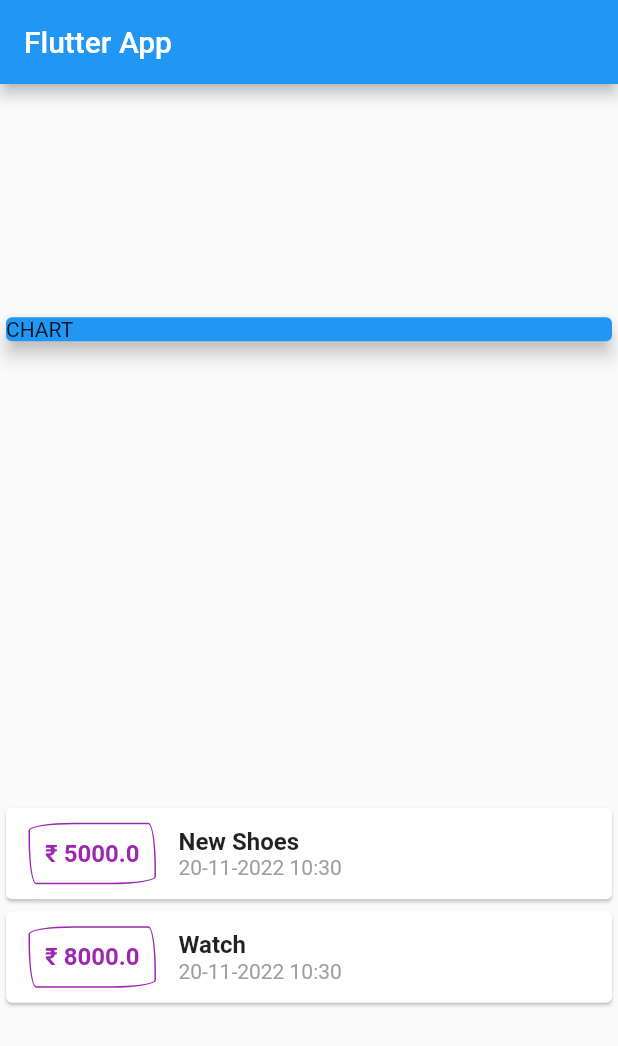
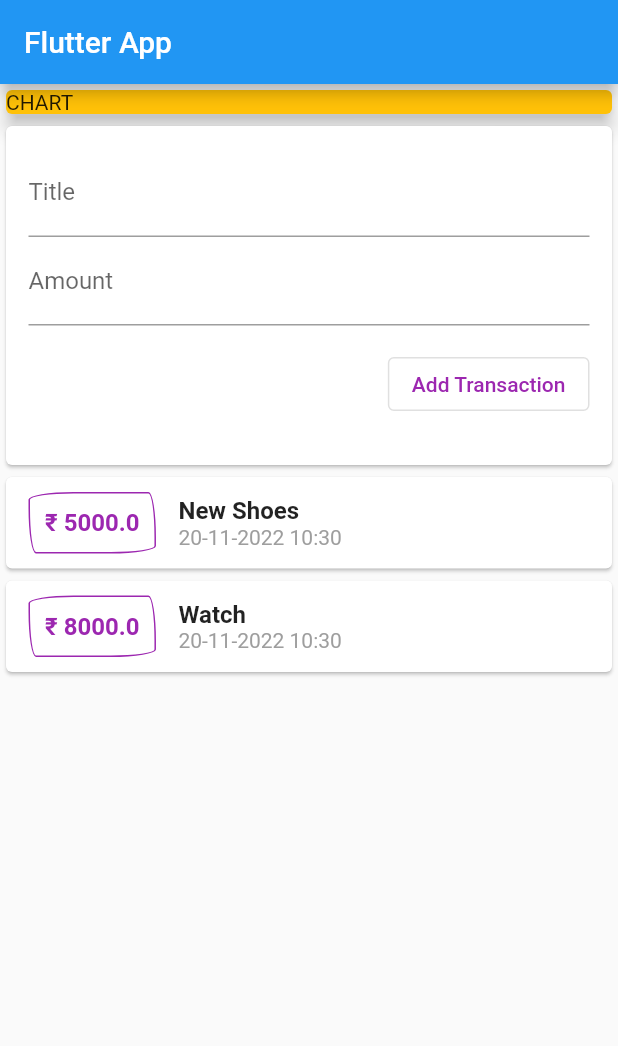
Before and after one commit to GauravKhalapurkar/expense_tracker, a Flutter app: the screen it shows after launch, on a phone screen of 412 x 824 dp. Shown: the top 1046 px of the screen. Run offline on Flutter 3.47's test engine with Material 2 defaults, Android fonts, the phone set to English and light mode, and no system bars.

Commit message:
Created widgets to add new transactions and to display all transactions.

```diff
--- a/lib/main.dart
+++ b/lib/main.dart
@@ -1,7 +1,7 @@
 import 'package:flutter/material.dart';
-import 'package:intl/intl.dart';
 
-import './transaction.dart';
+import './widgets/add_transaction.dart';
+import './widgets/transaction_list.dart';
 
 void main() => runApp(MyApp());
 
@@ -16,11 +16,7 @@ class MyApp extends StatelessWidget {
 }
 
 class MyHomePage extends StatelessWidget {
-  final List<Transaction> transactions = [
-    Transaction(
-        id: 't1', title: 'New Shoes', amount: 5000, date: DateTime.now()),
-    Transaction(id: 't2', title: 'Watch', amount: 8000, date: DateTime.now()),
-  ];
+  //String inputTitle, inputAmount;
 
   @override
   Widget build(BuildContext context) {
@@ -29,65 +25,18 @@ class MyHomePage extends StatelessWidget {
         title: Text('Flutter App'),
       ),
       body: Column(
-        mainAxisAlignment: MainAxisAlignment.spaceAround,
         crossAxisAlignment: CrossAxisAlignment.stretch,
         children: <Widget>[
           Container(
             width: double.infinity,
             child: Card(
-              color: Colors.blue,
+              color: Colors.amber,
               child: Text('CHART'),
               elevation: 5,
             ),
           ),
-          Column(
-            children: transactions.map((tx) {
-              return Card(
-                child: Row(
-                  children: <Widget>[
-                    Container(
-                      margin:
-                          EdgeInsets.symmetric(vertical: 10, horizontal: 15),
-                      decoration: BoxDecoration(
-                        borderRadius: BorderRadius.only(
-                          topLeft: Radius.elliptical(30, 5),
-                          bottomRight: Radius.elliptical(30, 5),
-                          bottomLeft: Radius.elliptical(5, 30),
-                          topRight: Radius.elliptical(5, 30),
-                        ),
-                        border: Border.all(color: Colors.purple, width: 1),
-                      ),
-                      padding: EdgeInsets.all(10),
-                      child: Text(
-                        "₹ ${tx.amount}",
-                        style: TextStyle(
-                            fontWeight: FontWeight.bold,
-                            fontSize: 16,
-                            color: Colors.purple),
-                      ),
-                    ),
-                    Column(
-                      crossAxisAlignment: CrossAxisAlignment.start,
-                      children: <Widget>[
-                        Text(
-                          tx.title,
-                          style: TextStyle(
-                              fontSize: 16, fontWeight: FontWeight.bold),
-                        ),
-                        Text(
-                          DateFormat('dd-MM-yyyy HH:mm').format(tx.date),
-                          style: TextStyle(
-                              fontSize: 14,
-                              fontWeight: FontWeight.normal,
-                              color: Colors.grey),
-                        ),
-                      ],
-                    ),
-                  ],
-                ),
-              );
-            }).toList(),
-          ),
+          AddTransaction(),
+          TransactionList(),
         ],
       ),
     );
--- /dev/null
+++ b/lib/widgets/add_transaction.dart
@@ -0,0 +1,43 @@
+import 'package:flutter/material.dart';
+
+class AddTransaction extends StatelessWidget {
+  final titleController = TextEditingController();
+  final amountController = TextEditingController();
+
+  @override
+  Widget build(BuildContext context) {
+    return Card(
+      child: Container(
+        padding: EdgeInsets.all(15),
+        child: Column(
+          crossAxisAlignment: CrossAxisAlignment.end,
+          children: <Widget>[
+            TextField(
+              decoration: InputDecoration(labelText: 'Title'),
+              controller: titleController,
+              /*onChanged: (val) {
+                      inputTitle = val;
+                    },*/
+            ),
+            TextField(
+              decoration: InputDecoration(labelText: 'Amount'),
+              controller: amountController,
+            ),
+            Container(
+              padding: EdgeInsets.symmetric(vertical: 15),
+              child: OutlinedButton(
+                onPressed: () {
+                  //print(inputTitle + " " + inputAmount);
+                },
+                child: Text(
+                  'Add Transaction',
+                  style: TextStyle(color: Colors.purple),
+                ),
+              ),
+            ),
+          ],
+        ),
+      ),
+    );
+  }
+}
--- /dev/null
+++ b/lib/widgets/transaction_list.dart
@@ -0,0 +1,67 @@
+import 'package:flutter/material.dart';
+import 'package:intl/intl.dart';
+
+import '../models/transaction.dart';
+
+class TransactionList extends StatefulWidget {
+  @override
+  _TransactionListState createState() => _TransactionListState();
+}
+
+class _TransactionListState extends State<TransactionList> {
+  final List<Transaction> _userTransactions = [
+    Transaction(
+        id: 't1', title: 'New Shoes', amount: 5000, date: DateTime.now()),
+    Transaction(id: 't2', title: 'Watch', amount: 8000, date: DateTime.now()),
+  ];
+
+  @override
+  Widget build(BuildContext context) {
+    return Column(
+      children: _userTransactions.map((tx) {
+        return Card(
+          child: Row(
+            children: <Widget>[
+              Container(
+                margin: EdgeInsets.symmetric(vertical: 10, horizontal: 15),
+                decoration: BoxDecoration(
+                  borderRadius: BorderRadius.only(
+                    topLeft: Radius.elliptical(30, 5),
+                    bottomRight: Radius.elliptical(30, 5),
+                    bottomLeft: Radius.elliptical(5, 30),
+                    topRight: Radius.elliptical(5, 30),
+                  ),
+                  border: Border.all(color: Colors.purple, width: 1),
+                ),
+                padding: EdgeInsets.all(10),
+                child: Text(
+                  "₹ ${tx.amount}",
+                  style: TextStyle(
+                      fontWeight: FontWeight.bold,
+                      fontSize: 16,
+                      color: Colors.purple),
+                ),
+              ),
+              Column(
+                crossAxisAlignment: CrossAxisAlignment.start,
+                children: <Widget>[
+                  Text(
+                    tx.title,
+                    style: TextStyle(fontSize: 16, fontWeight: FontWeight.bold),
+                  ),
+                  Text(
+                    DateFormat('dd-MM-yyyy HH:mm').format(tx.date),
+                    style: TextStyle(
+                        fontSize: 14,
+                        fontWeight: FontWeight.normal,
+                        color: Colors.grey),
+                  ),
+                ],
+              ),
+            ],
+          ),
+        );
+      }).toList(),
+    );
+  }
+}
```
Also changed, not shown: lib/models/transaction.dart (renamed from lib/transaction.dart), 1 other file.
